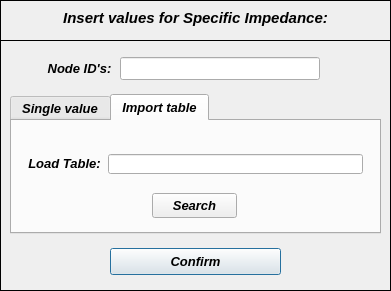
open-pulse/OpenPulse, file pulse/uix/user_input/ui/specificimpedanceInput.ui: the form before one commit.
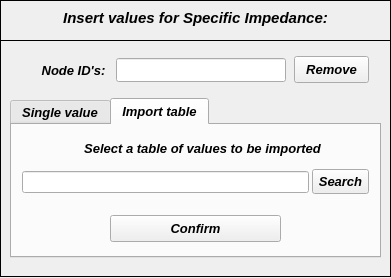
The form after the commit. The open tabs and pages were chosen to show the change. Icons and pictures are not drawn.

The edit to the form file:
```diff
--- a/pulse/uix/user_input/ui/specificimpedanceInput.ui
+++ b/pulse/uix/user_input/ui/specificimpedanceInput.ui
@@ -10,7 +10,7 @@
     <x>0</x>
     <y>0</y>
     <width>391</width>
-    <height>291</height>
+    <height>278</height>
    </rect>
   </property>
   <property name="sizePolicy">
@@ -22,20 +22,20 @@
   <property name="minimumSize">
    <size>
     <width>391</width>
-    <height>291</height>
+    <height>278</height>
    </size>
   </property>
   <property name="maximumSize">
    <size>
     <width>391</width>
-    <height>291</height>
+    <height>278</height>
    </size>
   </property>
   <property name="contextMenuPolicy">
    <enum>Qt::DefaultContextMenu</enum>
   </property>
   <property name="windowTitle">
-   <string> Set: Specific Impedance</string>
+   <string> Set: Acoustic Pressure</string>
   </property>
   <property name="windowIcon">
    <iconset>
@@ -50,7 +50,7 @@
      <x>0</x>
      <y>0</y>
      <width>391</width>
-     <height>297</height>
+     <height>281</height>
     </rect>
    </property>
    <property name="font">
@@ -111,7 +111,7 @@
       <x>0</x>
       <y>40</y>
       <width>391</width>
-      <height>251</height>
+      <height>237</height>
      </rect>
     </property>
     <property name="frameShape">
@@ -123,8 +123,8 @@
     <widget class="QWidget" name="verticalLayoutWidget">
      <property name="geometry">
       <rect>
-       <x>40</x>
-       <y>17</y>
+       <x>34</x>
+       <y>19</y>
        <width>79</width>
        <height>23</height>
       </rect>
@@ -151,93 +151,25 @@
       </item>
      </layout>
     </widget>
-    <widget class="QWidget" name="verticalLayoutWidget_2">
-     <property name="geometry">
-      <rect>
-       <x>120</x>
-       <y>17</y>
-       <width>203</width>
-       <height>24</height>
-      </rect>
-     </property>
-     <layout class="QVBoxLayout" name="verticalLayout_2">
-      <item>
-       <widget class="QLineEdit" name="lineEdit_nodeID">
-        <property name="minimumSize">
-         <size>
-          <width>200</width>
-          <height>0</height>
-         </size>
-        </property>
-        <property name="maximumSize">
-         <size>
-          <width>200</width>
-          <height>16777215</height>
-         </size>
-        </property>
-        <property name="font">
-         <font>
-          <family>Arial</family>
-          <pointsize>10</pointsize>
-          <weight>75</weight>
-          <italic>true</italic>
-          <bold>true</bold>
-         </font>
-        </property>
-        <property name="focusPolicy">
-         <enum>Qt::ClickFocus</enum>
-        </property>
-        <property name="text">
-         <string/>
-        </property>
-        <property name="alignment">
-         <set>Qt::AlignCenter</set>
-        </property>
-       </widget>
-      </item>
-     </layout>
-    </widget>
-    <widget class="QPushButton" name="pushButton_confirm">
-     <property name="geometry">
-      <rect>
-       <x>110</x>
-       <y>208</y>
-       <width>171</width>
-       <height>27</height>
-      </rect>
-     </property>
-     <property name="font">
-      <font>
-       <family>Arial</family>
-       <pointsize>10</pointsize>
-       <weight>75</weight>
-       <italic>true</italic>
-       <bold>true</bold>
-      </font>
-     </property>
-     <property name="text">
-      <string>Confirm</string>
-     </property>
-    </widget>
-    <widget class="QTabWidget" name="tabWidget">
+    <widget class="QTabWidget" name="tabWidget_specific_impedance">
      <property name="geometry">
       <rect>
        <x>10</x>
-       <y>54</y>
+       <y>58</y>
        <width>371</width>
-       <height>140</height>
+       <height>160</height>
       </rect>
      </property>
      <property name="minimumSize">
       <size>
        <width>0</width>
-       <height>140</height>
+       <height>160</height>
       </size>
      </property>
      <property name="maximumSize">
       <size>
        <width>16777215</width>
-       <height>140</height>
+       <height>160</height>
       </size>
      </property>
      <property name="font">
@@ -252,15 +184,37 @@
      <property name="currentIndex">
       <number>0</number>
      </property>
-     <widget class="QWidget" name="tab">
+     <widget class="QWidget" name="tab_single_values">
       <attribute name="title">
        <string>Single value</string>
       </attribute>
+      <widget class="QPushButton" name="pushButton_single_values_confirm">
+       <property name="geometry">
+        <rect>
+         <x>98</x>
+         <y>90</y>
+         <width>171</width>
+         <height>27</height>
+        </rect>
+       </property>
+       <property name="font">
+        <font>
+         <family>Arial</family>
+         <pointsize>10</pointsize>
+         <weight>75</weight>
+         <italic>true</italic>
+         <bold>true</bold>
+        </font>
+       </property>
+       <property name="text">
+        <string>Confirm</string>
+       </property>
+      </widget>
       <widget class="QWidget" name="gridLayoutWidget">
        <property name="geometry">
         <rect>
-         <x>10</x>
-         <y>28</y>
+         <x>8</x>
+         <y>16</y>
          <width>351</width>
          <height>61</height>
         </rect>
@@ -333,13 +287,13 @@
           <property name="minimumSize">
            <size>
             <width>40</width>
-            <height>15</height>
+            <height>20</height>
            </size>
           </property>
           <property name="maximumSize">
            <size>
             <width>100</width>
-            <height>15</height>
+            <height>20</height>
            </size>
           </property>
           <property name="font">
@@ -491,7 +445,7 @@
        </layout>
       </widget>
      </widget>
-     <widget class="QWidget" name="tab_2">
+     <widget class="QWidget" name="tab_table_values">
       <attribute name="title">
        <string>Import table</string>
       </attribute>
@@ -501,9 +455,9 @@
        </property>
        <property name="geometry">
         <rect>
-         <x>140</x>
-         <y>72</y>
-         <width>85</width>
+         <x>300</x>
+         <y>44</y>
+         <width>57</width>
          <height>25</height>
         </rect>
        </property>
@@ -532,50 +486,16 @@
         <enum>Qt::NoArrow</enum>
        </property>
       </widget>
-      <widget class="QWidget" name="verticalLayoutWidget_11">
-       <property name="geometry">
-        <rect>
-         <x>11</x>
-         <y>32</y>
-         <width>83</width>
-         <height>21</height>
-        </rect>
-       </property>
-       <layout class="QVBoxLayout" name="verticalLayout_11">
-        <item>
-         <widget class="QLabel" name="label_19">
-          <property name="enabled">
-           <bool>true</bool>
-          </property>
-          <property name="font">
-           <font>
-            <family>Arial</family>
-            <pointsize>10</pointsize>
-            <weight>75</weight>
-            <italic>true</italic>
-            <bold>true</bold>
-           </font>
-          </property>
-          <property name="text">
-           <string>Load Table:</string>
-          </property>
-          <property name="alignment">
-           <set>Qt::AlignCenter</set>
-          </property>
-         </widget>
-        </item>
-       </layout>
-      </widget>
       <widget class="QLineEdit" name="line_load_table_path">
        <property name="enabled">
         <bool>true</bool>
        </property>
        <property name="geometry">
         <rect>
-         <x>96</x>
-         <y>33</y>
-         <width>255</width>
-         <height>20</height>
+         <x>10</x>
+         <y>46</y>
+         <width>287</width>
+         <height>22</height>
         </rect>
        </property>
        <property name="font">
@@ -591,8 +511,132 @@
         <set>Qt::AlignCenter</set>
        </property>
       </widget>
+      <widget class="QPushButton" name="pushButton_table_values_confirm">
+       <property name="geometry">
+        <rect>
+         <x>98</x>
+         <y>90</y>
+         <width>171</width>
+         <height>27</height>
+        </rect>
+       </property>
+       <property name="font">
+        <font>
+         <family>Arial</family>
+         <pointsize>10</pointsize>
+         <weight>75</weight>
+         <italic>true</italic>
+         <bold>true</bold>
+        </font>
+       </property>
+       <property name="text">
+        <string>Confirm</string>
+       </property>
+      </widget>
+      <widget class="QLabel" name="label_19">
+       <property name="enabled">
+        <bool>true</bool>
+       </property>
+       <property name="geometry">
+        <rect>
+         <x>44</x>
+         <y>14</y>
+         <width>293</width>
+         <height>19</height>
+        </rect>
+       </property>
+       <property name="font">
+        <font>
+         <family>Arial</family>
+         <pointsize>10</pointsize>
+         <weight>75</weight>
+         <italic>true</italic>
+         <bold>true</bold>
+        </font>
+       </property>
+       <property name="text">
+        <string>Select a table of values to be imported</string>
+       </property>
+       <property name="alignment">
+        <set>Qt::AlignCenter</set>
+       </property>
+      </widget>
      </widget>
     </widget>
+    <widget class="QLineEdit" name="lineEdit_nodeID">
+     <property name="geometry">
+      <rect>
+       <x>116</x>
+       <y>18</y>
+       <width>170</width>
+       <height>24</height>
+      </rect>
+     </property>
+     <property name="minimumSize">
+      <size>
+       <width>170</width>
+       <height>0</height>
+      </size>
+     </property>
+     <property name="maximumSize">
+      <size>
+       <width>170</width>
+       <height>16777215</height>
+      </size>
+     </property>
+     <property name="font">
+      <font>
+       <family>Arial</family>
+       <pointsize>10</pointsize>
+       <weight>75</weight>
+       <italic>true</italic>
+       <bold>true</bold>
+      </font>
+     </property>
+     <property name="focusPolicy">
+      <enum>Qt::ClickFocus</enum>
+     </property>
+     <property name="text">
+      <string/>
+     </property>
+     <property name="alignment">
+      <set>Qt::AlignCenter</set>
+     </property>
+    </widget>
+    <widget class="QPushButton" name="pushButton_remove_bc_confirm">
+     <property name="geometry">
+      <rect>
+       <x>294</x>
+       <y>16</y>
+       <width>75</width>
+       <height>27</height>
+      </rect>
+     </property>
+     <property name="minimumSize">
+      <size>
+       <width>0</width>
+       <height>27</height>
+      </size>
+     </property>
+     <property name="maximumSize">
+      <size>
+       <width>16777215</width>
+       <height>26</height>
+      </size>
+     </property>
+     <property name="font">
+      <font>
+       <family>Arial</family>
+       <pointsize>10</pointsize>
+       <weight>75</weight>
+       <italic>true</italic>
+       <bold>true</bold>
+      </font>
+     </property>
+     <property name="text">
+      <string>Remove</string>
+     </property>
+    </widget>
    </widget>
   </widget>
  </widget>
```
Left out of the diff: 6 changed lines with no effect on the pictures.
